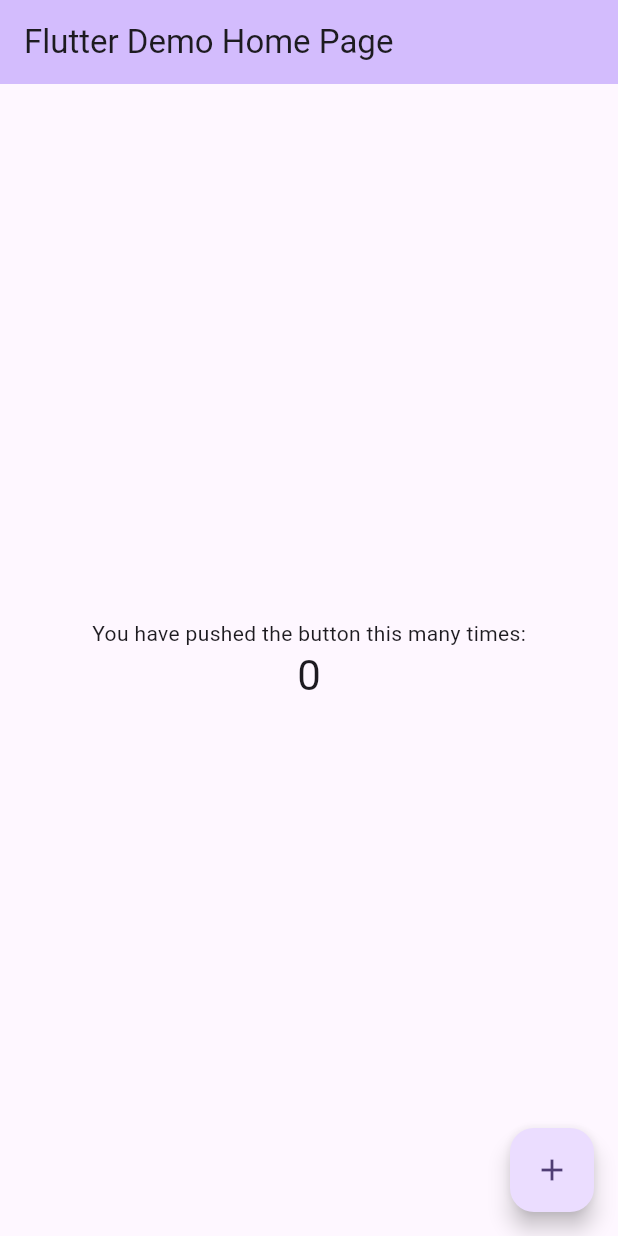
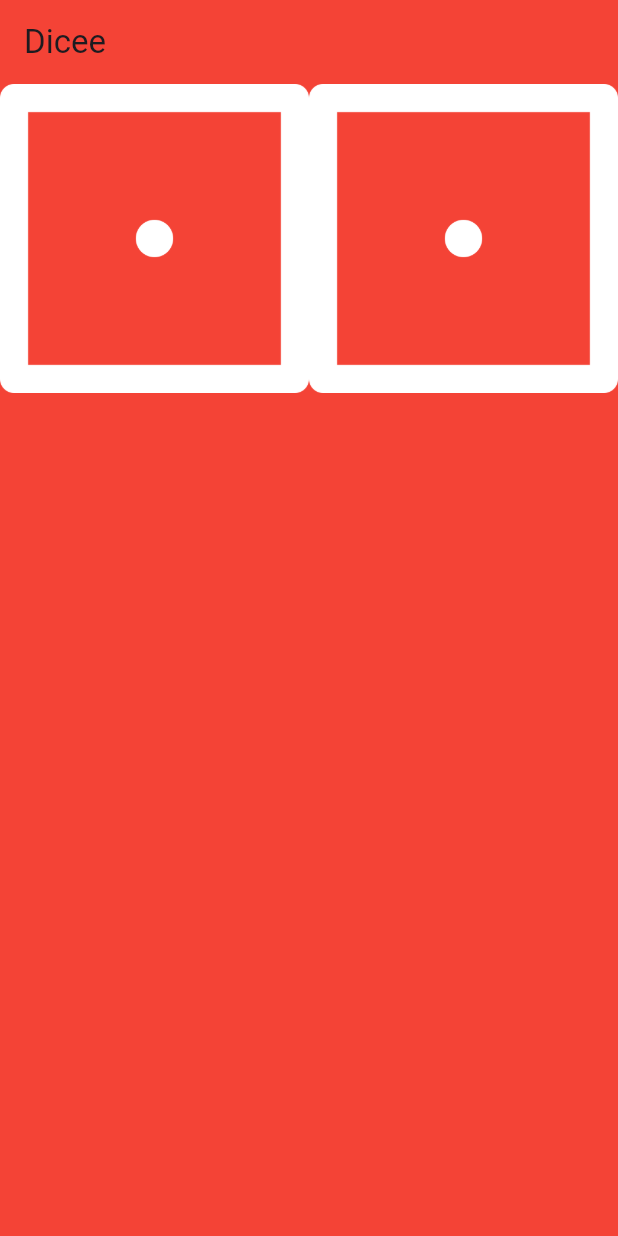
Before and after one commit to LusBlack/Echo, a Flutter app: the screen it shows after launch, on a phone screen of 412 x 824 dp. Run offline on Flutter 3.47's test engine with Material 3 defaults, Android fonts, the phone set to English and light mode, and no system bars.

Commit message:
added background color and image

```diff
--- a/lib/main.dart
+++ b/lib/main.dart
@@ -1,122 +1,30 @@
 import 'package:flutter/material.dart';
 
 void main() {
-  runApp(const MyApp());
+  return runApp(
+    MaterialApp(
+      home: Scaffold(
+        backgroundColor: Colors.red,
+        appBar: AppBar(
+          title: Text('Dicee'),
+          backgroundColor: Colors.red,
+        ),
+        body: DicePage(),
+      ),
+    ),
+  );
 }
 
-class MyApp extends StatelessWidget {
-  const MyApp({super.key});
-
-  // This widget is the root of your application.
+class DicePage extends StatelessWidget {
   @override
   Widget build(BuildContext context) {
-    return MaterialApp(
-      title: 'Flutter Demo',
-      theme: ThemeData(
-        // This is the theme of your application.
-        //
-        // TRY THIS: Try running your application with "flutter run". You'll see
-        // the application has a purple toolbar. Then, without quitting the app,
-        // try changing the seedColor in the colorScheme below to Colors.green
-        // and then invoke "hot reload" (save your changes or press the "hot
-        // reload" button in a Flutter-supported IDE, or press "r" if you used
-        // the command line to start the app).
-        //
-        // Notice that the counter didn't reset back to zero; the application
-        // state is not lost during the reload. To reset the state, use hot
-        // restart instead.
-        //
-        // This works for code too, not just values: Most code changes can be
-        // tested with just a hot reload.
-        colorScheme: ColorScheme.fromSeed(seedColor: Colors.deepPurple),
-      ),
-      home: const MyHomePage(title: 'Flutter Demo Home Page'),
+    return Row(children: [
+        Expanded(child: Image.asset('images/dice1.png'),
+            ),
+
+        Expanded(child: Image.asset('images/dice1.png'),
+        ),
+      ],
     );
   }
 }
-
-class MyHomePage extends StatefulWidget {
-  const MyHomePage({super.key, required this.title});
-
-  // This widget is the home page of your application. It is stateful, meaning
-  // that it has a State object (defined below) that contains fields that affect
-  // how it looks.
-
-  // This class is the configuration for the state. It holds the values (in this
-  // case the title) provided by the parent (in this case the App widget) and
-  // used by the build method of the State. Fields in a Widget subclass are
-  // always marked "final".
-
-  final String title;
-
-  @override
-  State<MyHomePage> createState() => _MyHomePageState();
-}
-
-class _MyHomePageState extends State<MyHomePage> {
-  int _counter = 0;
-
-  void _incrementCounter() {
-    setState(() {
-      // This call to setState tells the Flutter framework that something has
-      // changed in this State, which causes it to rerun the build method below
-      // so that the display can reflect the updated values. If we changed
-      // _counter without calling setState(), then the build method would not be
-      // called again, and so nothing would appear to happen.
-      _counter++;
-    });
-  }
-
-  @override
-  Widget build(BuildContext context) {
-    // This method is rerun every time setState is called, for instance as done
-    // by the _incrementCounter method above.
-    //
-    // The Flutter framework has been optimized to make rerunning build methods
-    // fast, so that you can just rebuild anything that needs updating rather
-    // than having to individually change instances of widgets.
-    return Scaffold(
-      appBar: AppBar(
-        // TRY THIS: Try changing the color here to a specific color (to
-        // Colors.amber, perhaps?) and trigger a hot reload to see the AppBar
-        // change color while the other colors stay the same.
-        backgroundColor: Theme.of(context).colorScheme.inversePrimary,
-        // Here we take the value from the MyHomePage object that was created by
-        // the App.build method, and use it to set our appbar title.
-        title: Text(widget.title),
-      ),
-      body: Center(
-        // Center is a layout widget. It takes a single child and positions it
-        // in the middle of the parent.
-        child: Column(
-          // Column is also a layout widget. It takes a list of children and
-          // arranges them vertically. By default, it sizes itself to fit its
-          // children horizontally, and tries to be as tall as its parent.
-          //
-          // Column has various properties to control how it sizes itself and
-          // how it positions its children. Here we use mainAxisAlignment to
-          // center the children vertically; the main axis here is the vertical
-          // axis because Columns are vertical (the cross axis would be
-          // horizontal).
-          //
-          // TRY THIS: Invoke "debug painting" (choose the "Toggle Debug Paint"
-          // action in the IDE, or press "p" in the console), to see the
-          // wireframe for each widget.
-          mainAxisAlignment: MainAxisAlignment.center,
-          children: <Widget>[
-            const Text('You have pushed the button this many times:'),
-            Text(
-              '$_counter',
-              style: Theme.of(context).textTheme.headlineMedium,
-            ),
-          ],
-        ),
-      ),
-      floatingActionButton: FloatingActionButton(
-        onPressed: _incrementCounter,
-        tooltip: 'Increment',
-        child: const Icon(Icons.add),
-      ), // This trailing comma makes auto-formatting nicer for build methods.
-    );
-  }
-}
```
Also changed, not shown: pubspec.yaml (+3 -4 lines), 18 other files.
